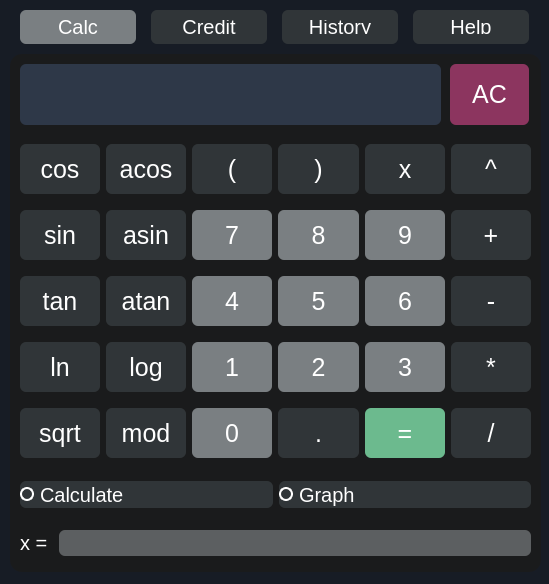
Before: the Qt Designer form src/s21_view.ui in AlexeyGordiychenko/scp_smartcalc_v3, drawn with Qt 5.
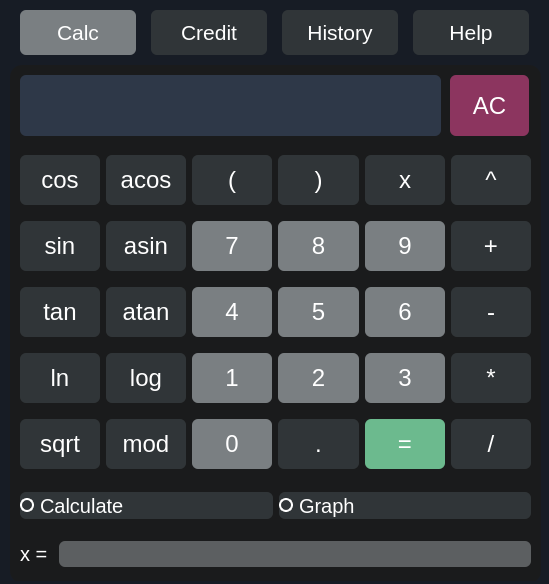
After: the same form once the commit is applied.

Commit message:
View: Add config file handling
With confing it's possible to set font-size, BG color and the default tab

```diff
--- a/src/s21_view.ui
+++ b/src/s21_view.ui
@@ -34,7 +34,10 @@
     </size>
    </property>
    <property name="styleSheet">
-    <string notr="true"/>
+    <string notr="true">QPushButton {font-size: 18pt; }
+QTabBar {font-size: 16pt; }
+QRadioButton {font-size: 15pt; }
+QLabel {font-size: 15pt; }</string>
    </property>
    <widget class="QTabWidget" name="tabWidget">
     <property name="geometry">
@@ -64,7 +67,6 @@
 color: white;
 margin-top: 10px;
 margin-left:15px;
-font-size: 20px;
 border: none;
 width: 96px;
 padding: 10px;
@@ -187,7 +189,6 @@
 background: #303538;
 border-radius: 6px;
 color: #FFFFFF;
-font-size: 25px;
 height:  50px;
 }
 
@@ -220,7 +221,6 @@
 background: #303538;
 border-radius: 6px;
 color: #FFFFFF;
-font-size: 25px;
 height:  50px;
 }
 
@@ -250,7 +250,6 @@
 background: #303538;
 border-radius: 6px;
 color: #FFFFFF;
-font-size: 25px;
 height:  50px;
 }
 
@@ -280,7 +279,6 @@
 background: #303538;
 border-radius: 6px;
 color: #FFFFFF;
-font-size: 25px;
 height:  50px;
 }
 
@@ -310,7 +308,6 @@
 background: #303538;
 border-radius: 6px;
 color: #FFFFFF;
-font-size: 25px;
 height:  50px;
 }
 
@@ -340,7 +337,6 @@
 background: #303538;
 border-radius: 6px;
 color: #FFFFFF;
-font-size: 25px;
 height:  50px;
 }
 
@@ -370,7 +366,6 @@
 background: #303538;
 border-radius: 6px;
 color: #FFFFFF;
-font-size: 25px;
 height:  50px;
 }
 
@@ -400,7 +395,6 @@
 background:  #7a7f82;
 border-radius: 6px;
 color: #FFFFFF;
-font-size: 25px;
 height:  50px;
 }
 
@@ -433,7 +427,6 @@
 background:  #7a7f82;
 border-radius: 6px;
 color: #FFFFFF;
-font-size: 25px;
 height:  50px;
 }
 
@@ -463,7 +456,6 @@
 background:  #7a7f82;
 border-radius: 6px;
 color: #FFFFFF;
-font-size: 25px;
 height:  50px;
 }
 
@@ -493,7 +485,6 @@
 background: #303538;
 border-radius: 6px;
 color: #FFFFFF;
-font-size: 25px;
 height:  50px;
 }
 
@@ -523,7 +514,6 @@
 background: #303538;
 border-radius: 6px;
 color: #FFFFFF;
-font-size: 25px;
 height:  50px;
 }
 
@@ -553,7 +543,6 @@
 background:  #7a7f82;
 border-radius: 6px;
 color: #FFFFFF;
-font-size: 25px;
 height:  50px;
 }
 
@@ -583,7 +572,6 @@
 background: #303538;
 border-radius: 6px;
 color: #FFFFFF;
-font-size: 25px;
 height:  50px;
 }
 
@@ -613,7 +601,6 @@
 background:  #7a7f82;
 border-radius: 6px;
 color: #FFFFFF;
-font-size: 25px;
 height:  50px;
 }
 
@@ -643,7 +630,6 @@
 background: #303538;
 border-radius: 6px;
 color: #FFFFFF;
-font-size: 25px;
 height:  50px;
 }
 
@@ -673,7 +659,6 @@
 background:  #7a7f82;
 border-radius: 6px;
 color: #FFFFFF;
-font-size: 25px;
 height:  50px;
 }
 
@@ -703,7 +688,6 @@
 background:  #7a7f82;
 border-radius: 6px;
 color: #FFFFFF;
-font-size: 25px;
 height:  50px;
 }
 
@@ -733,7 +717,6 @@
 background: #303538;
 border-radius: 6px;
 color: #FFFFFF;
-font-size: 25px;
 height:  50px;
 }
 
@@ -763,7 +746,6 @@
 background: #303538;
 border-radius: 6px;
 color: #FFFFFF;
-font-size: 25px;
 height:  50px;
 }
 
@@ -793,7 +775,6 @@
 background: #303538;
 border-radius: 6px;
 color: #FFFFFF;
-font-size: 25px;
 height:  50px;
 }
 
@@ -823,7 +804,6 @@
 background: #6cba8e;
 border-radius: 6px;
 color: #FFFFFF;
-font-size: 25px;
 height:  50px;
 }
 
@@ -853,7 +833,6 @@
 background: #303538;
 border-radius: 6px;
 color: #FFFFFF;
-font-size: 25px;
 height:  50px;
 }
 
@@ -883,7 +862,6 @@
 background: #303538;
 border-radius: 6px;
 color: #FFFFFF;
-font-size: 25px;
 height:  50px;
 }
 
@@ -919,7 +897,6 @@
 background:  #7a7f82;
 border-radius: 6px;
 color: #FFFFFF;
-font-size: 25px;
 height:  50px;
 }
 
@@ -949,7 +926,7 @@
 background:  #7a7f82;
 border-radius: 6px;
 color: #FFFFFF;
-font-size: 25px;
+
 height:  50px;
 }
 
@@ -979,7 +956,6 @@
 background:  #7a7f82;
 border-radius: 6px;
 color: #FFFFFF;
-font-size: 25px;
 height:  50px;
 }
 
@@ -1009,7 +985,6 @@
 background: #303538;
 border-radius: 6px;
 color: #FFFFFF;
-font-size: 25px;
 height:  50px;
 }
 
@@ -1039,7 +1014,6 @@
 background: #303538;
 border-radius: 6px;
 color: #FFFFFF;
-font-size: 25px;
 height:  50px;
 }
 
@@ -1069,7 +1043,6 @@
 background: #303538;
 border-radius: 6px;
 color: #FFFFFF;
-font-size: 25px;
 height:  50px;
 }
 
@@ -1108,7 +1081,6 @@
 background: #8c355f;
 border-radius: 6px;
 color: #FFFFFF;
-font-size: 25px;
 height:  70px;
 }
 
@@ -1140,7 +1112,6 @@
            <string notr="true">QRadioButton {
 border-radius: 6px;
 color: #FFFFFF;
-font-size: 20px;
 height:  27px;
 background: #303538
 }
@@ -1171,7 +1142,6 @@
            <string notr="true">QRadioButton {
 border-radius: 6px;
 color: #FFFFFF;
-font-size: 20px;
 height:  27px;
 background: #303538
 }
@@ -1235,8 +1205,7 @@
            </sizepolicy>
           </property>
           <property name="styleSheet">
-           <string notr="true">color: #FFFFFF;
-font-size: 20px;</string>
+           <string notr="true">color: #FFFFFF;</string>
           </property>
           <property name="text">
            <string>x = </string>
@@ -1291,8 +1260,7 @@
            </sizepolicy>
           </property>
           <property name="styleSheet">
-           <string notr="true">color: #FFFFFF;
-font-size: 20px;</string>
+           <string notr="true">color: #FFFFFF;</string>
           </property>
           <property name="text">
            <string>x = </string>
```
Left out of the diff: 26 changed lines with no effect on the pictures. The commit also changes 1 other file.
